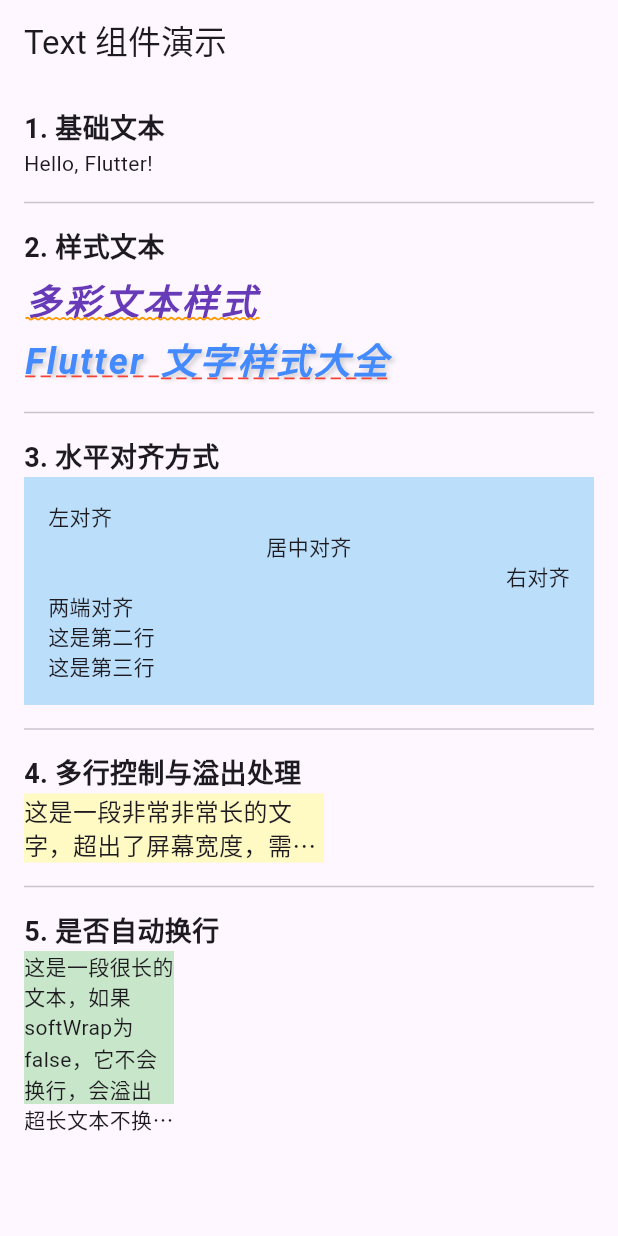
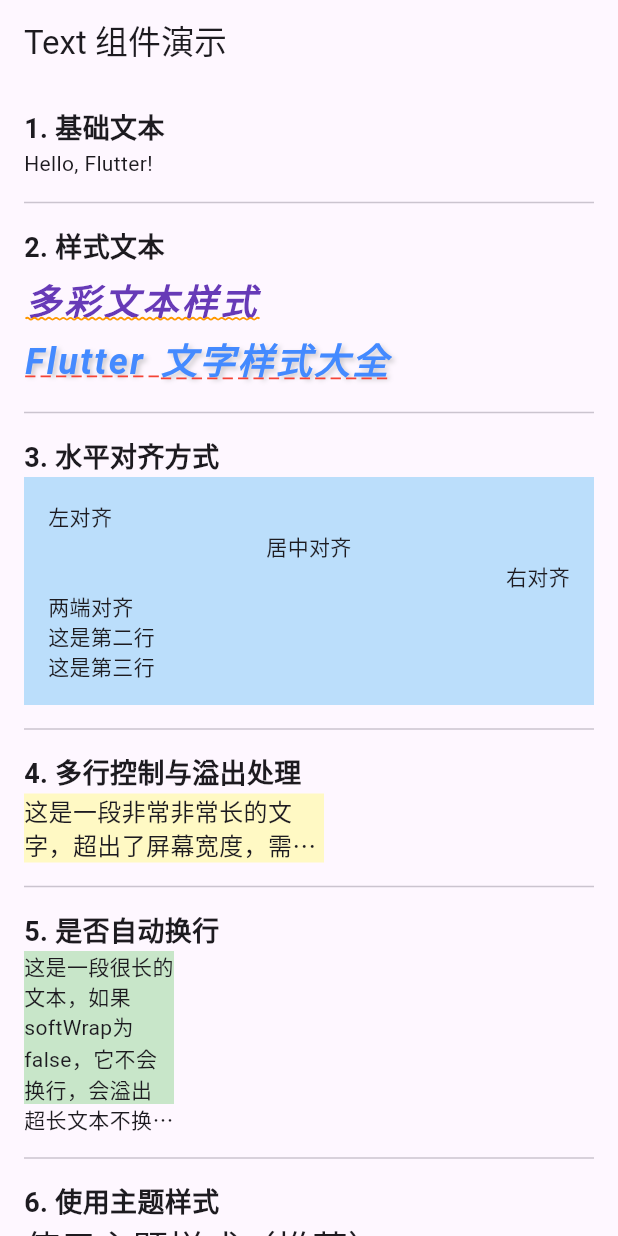
Before and after one commit to congwiny/flutter_study, a Flutter app: the screen it shows after launch, on a phone screen of 412 x 824 dp. Run offline on Flutter 3.47's test engine with Material 3 defaults, Android fonts, the phone set to English and light mode, and no system bars; Roboto replaces fonts that are missing (MaShanZheng).

Commit message:
Text组件：使用主题样式

```diff
--- a/hello_world/lib/widget/text.dart
+++ b/hello_world/lib/widget/text.dart
@@ -126,6 +126,17 @@ class TextDemoPage extends StatelessWidget {
                 overflow: TextOverflow.ellipsis, //用...表示省略
               ),
             ),
+
+            const Divider(height: 32),
+            // 6. 使用主题样式
+            const Text(
+              '6. 使用主题样式',
+              style: TextStyle(fontSize: 18, fontWeight: FontWeight.bold),
+            ),
+            Text(
+              '使用主题样式（推荐）',
+              style: Theme.of(context).textTheme.headlineSmall,
+            ),
           ],
         ),
       ),
```
